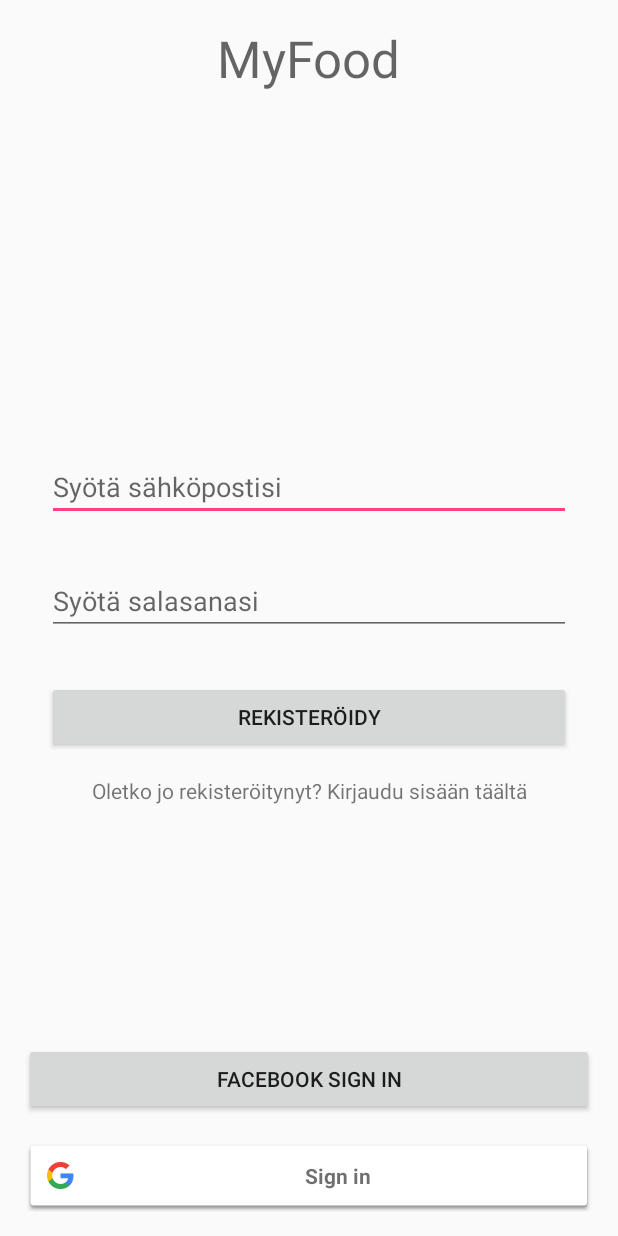
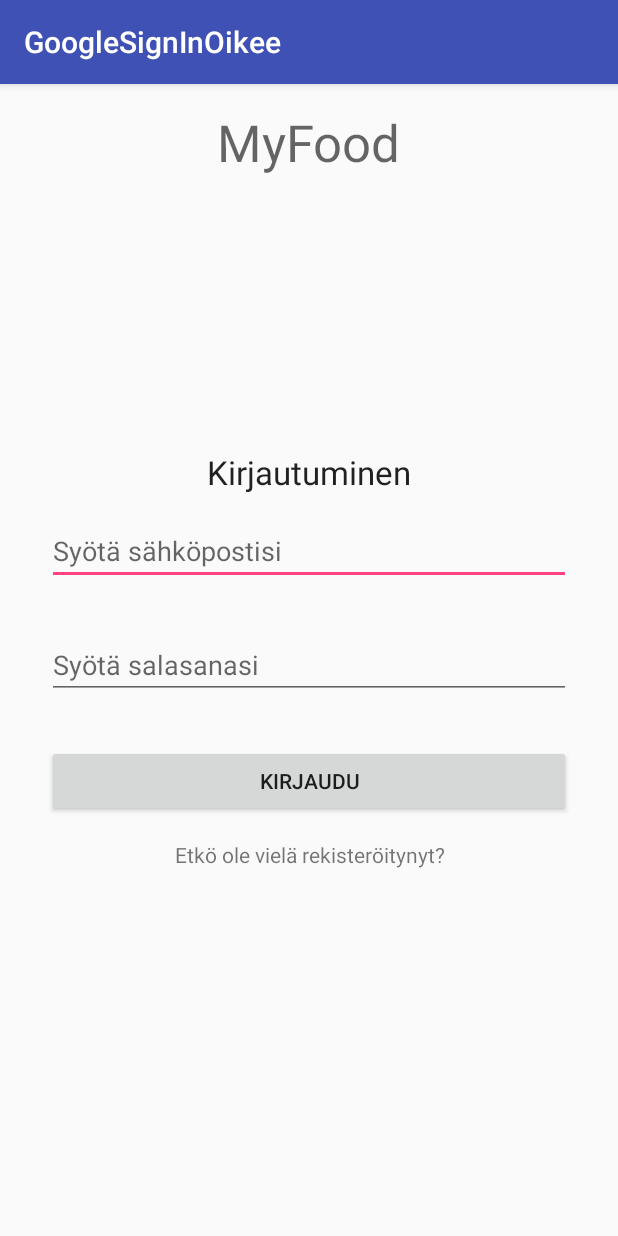
Before and after one commit to jomppe123/MyFood, an Android app: the screen it shows after launch (SignInActivity before the commit, FireBsSignIn after it), after a tap on "Oletko jo rekisteröitynyt? Kirjaudu sisä", on a phone screen of 412 x 824 dp. Run offline under Robolectric (Android 15) with nearby library versions, the phone set to English and light mode, and no system bars; our stand-ins replace Firebase (no records; nobody signed in at launch, a user with empty details on screens opened directly); 1 statement that could not run was skipped.

```diff
--- /dev/null
+++ b/app/src/main/java/com/example/jomppe/googlesigninoikee/FireBsSignIn.java
@@ -0,0 +1,122 @@
+package com.example.jomppe.googlesigninoikee;
+
+import android.app.ProgressDialog;
+import android.content.Intent;
+import android.support.annotation.NonNull;
+import android.support.v7.app.AppCompatActivity;
+import android.os.Bundle;
+import android.text.TextUtils;
+import android.view.View;
+import android.widget.Button;
+import android.widget.EditText;
+import android.widget.TextView;
+import android.widget.Toast;
+
+import com.google.android.gms.tasks.OnCompleteListener;
+import com.google.android.gms.tasks.Task;
+import com.google.firebase.auth.AuthResult;
+import com.google.firebase.auth.FirebaseAuth;
+
+
+public class FireBsSignIn extends AppCompatActivity{
+
+
+    private Button buttonSignin;
+    private EditText editTextEmail;
+    private EditText editTextPassword;
+    private TextView textViewSignup;
+
+
+    private ProgressDialog progressDialog;
+
+    private FirebaseAuth firebaseAuth;
+
+
+
+
+    @Override
+    protected void onCreate(Bundle savedInstanceState) {
+        super.onCreate(savedInstanceState);
+        setContentView(R.layout.activity_firebssignin);
+
+
+//        if (firebaseAuth.getCurrentUser() != null){
+//            //profile activity here
+//            finish();
+//            startActivity(new Intent(getApplicationContext(),ProfileActivity.class));
+//        }
+
+        firebaseAuth = FirebaseAuth.getInstance();
+
+        progressDialog = new ProgressDialog(this);
+
+        editTextEmail = (EditText)findViewById(R.id.editTextEmail);
+        editTextPassword = (EditText)findViewById(R.id.editTextPassword);
+
+        buttonSignin = (Button) findViewById(R.id.buttonRegister);
+        buttonSignin.setOnClickListener(new View.OnClickListener() {
+            @Override
+            public void onClick(View v) {
+                    userLogin();
+
+            }
+        });
+
+        textViewSignup = (TextView)findViewById(R.id.textViewSignup);
+        textViewSignup.setOnClickListener(new View.OnClickListener() {
+            @Override
+            public void onClick(View v) {
+                    //will open login activity here
+                    Intent intentin = new Intent(FireBsSignIn.this, FireBsSignUp.class);
+                    FireBsSignIn.this.startActivity(intentin);                }
+
+        });
+
+    }
+
+    private void userLogin(){
+        String email = editTextEmail.getText().toString().trim();
+        String password = editTextPassword.getText().toString().trim();
+
+        if (TextUtils.isEmpty(email)){
+            //Email is empty
+            Toast.makeText(this,"Syötä sähköpostiosoite",Toast.LENGTH_SHORT).show();
+            //Stopping the function execution further
+            return;
+        }
+        if (TextUtils.isEmpty(password)){
+            //Password is empty
+            Toast.makeText(this,"Syötä salasana",Toast.LENGTH_SHORT).show();
+            //Stopping the function execution further
+            return;
+        }
+        //if validations is ok
+        //We will first show a progressDialog
+
+        progressDialog.setMessage("Rekisteröidään käyttäjää...");
+        progressDialog.show();
+
+        firebaseAuth.signInWithEmailAndPassword(email,password)
+                .addOnCompleteListener(new OnCompleteListener<AuthResult>() {
+                    @Override
+                    public void onComplete(@NonNull Task<AuthResult> task) {
+                        progressDialog.dismiss();
+
+                        if (task.isSuccessful()){
+                            //start profile activity
+                            finish();
+                            startActivity(new Intent(getApplicationContext(),ProfileActivity.class));
+
+                        }
+                    }
+                });
+
+
+
+
+    }
+
+
+
+
+}
--- a/app/src/main/java/com/example/jomppe/googlesigninoikee/SignInActivity.java
+++ b/app/src/main/java/com/example/jomppe/googlesigninoikee/FireBsSignUp.java
@@ -3,16 +3,12 @@ package com.example.jomppe.googlesigninoikee;
 import android.app.ProgressDialog;
 import android.content.Intent;
 import android.support.annotation.NonNull;
-import android.support.v4.app.FragmentActivity;
 import android.support.v7.app.AppCompatActivity;
 import android.os.Bundle;
 import android.text.TextUtils;
-import android.util.Log;
 import android.view.View;
 import android.widget.Button;
 import android.widget.EditText;
-import android.widget.LinearLayout;
-import android.widget.ProgressBar;
 import android.widget.TextView;
 import android.widget.Toast;
 
@@ -23,16 +19,13 @@ import com.google.android.gms.auth.api.signin.GoogleSignInResult;
 import com.google.android.gms.common.ConnectionResult;
 import com.google.android.gms.common.SignInButton;
 import com.google.android.gms.common.api.GoogleApiClient;
-import com.google.android.gms.common.api.ResultCallback;
-import com.google.android.gms.common.api.Status;
 import com.google.android.gms.tasks.OnCompleteListener;
 import com.google.android.gms.tasks.Task;
 import com.google.firebase.auth.AuthResult;
-import com.google.firebase.auth.GetTokenResult;
 import com.google.firebase.auth.FirebaseAuth;
 
 
-public class SignInActivity extends AppCompatActivity implements GoogleApiClient.OnConnectionFailedListener{
+public class FireBsSignUp extends AppCompatActivity{
 
 
     private GoogleApiClient mGoogleApiClient;
@@ -54,20 +47,18 @@ public class SignInActivity extends AppCompatActivity implements GoogleApiClient
     @Override
     protected void onCreate(Bundle savedInstanceState) {
         super.onCreate(savedInstanceState);
-        setContentView(R.layout.activity_sign_in);
+        setContentView(R.layout.activity_firebssignup);
+
+
+//        if (firebaseAuth.getCurrentUser() != null){
+//            //profile activity here
+//            finish();
+//            startActivity(new Intent(getApplicationContext(),ProfileActivity.class));
+//        }
 
         firebaseAuth = FirebaseAuth.getInstance();
 
         progressDialog = new ProgressDialog(this);
-
-        googleSignIn = (SignInButton)findViewById(R.id.sign_in_button);
-        googleSignIn.setOnClickListener(new View.OnClickListener() {
-            @Override
-            public void onClick(View v) {
-                        signIn();
-            }
-        });
-
 
         editTextEmail = (EditText)findViewById(R.id.editTextEmail);
         editTextPassword = (EditText)findViewById(R.id.editTextPassword);
@@ -86,25 +77,12 @@ public class SignInActivity extends AppCompatActivity implements GoogleApiClient
         textViewSignin.setOnClickListener(new View.OnClickListener() {
             @Override
             public void onClick(View v) {
-                if (v == textViewSignin){
                     //will open login activity here
-                }
+                Intent intentin = new Intent(FireBsSignUp.this, FireBsSignIn.class);
+                FireBsSignUp.this.startActivity(intentin);
+
             }
         });
-
-
-        // Configure sign-in to request the user's ID, email address, and basic
-        // profile. ID and basic profile are included in DEFAULT_SIGN_IN.
-        GoogleSignInOptions signInOptions = new GoogleSignInOptions.Builder(GoogleSignInOptions.DEFAULT_SIGN_IN)
-                .requestEmail()
-                .build();
-
-        // Build a GoogleApiClient with access to the Google Sign-In API and the
-        // options specified by gso.
-        mGoogleApiClient = new GoogleApiClient.Builder(this)
-                .enableAutoManage(this,this)
-                .addApi(Auth.GOOGLE_SIGN_IN_API, signInOptions)
-                .build();
 
     }
 
@@ -138,66 +116,14 @@ public class SignInActivity extends AppCompatActivity implements GoogleApiClient
                             //user is succesfully registered and logged in
                             //we start the profile activity
                             //right now lets display a toast only
-                            Toast.makeText(SignInActivity.this, "Rekisteröinti onnistui", Toast.LENGTH_SHORT).show();
+                            finish();
+                            startActivity(new Intent(getApplicationContext(),ProfileActivity.class));
                         }else{
-                            Toast.makeText(SignInActivity.this, "Rekisteröinti epäonnistui... Yritä uudelleen!", Toast.LENGTH_SHORT).show();
+                            Toast.makeText(FireBsSignUp.this, "Rekisteröinti epäonnistui... Yritä uudelleen!", Toast.LENGTH_SHORT).show();
                         }
                     }
                 });
 
     }
-    @Override
-    public void onConnectionFailed(@NonNull ConnectionResult connectionResult) {
-
-    }
-
-
-    private void signIn() {
-        Intent signInIntent = Auth.GoogleSignInApi.getSignInIntent(mGoogleApiClient);
-        startActivityForResult(signInIntent, RC_SIGN_IN);
-    }
-
-    @Override
-    public void onActivityResult(int requestCode, int resultCode, Intent data) {
-        super.onActivityResult(requestCode, resultCode, data);
-
-        Intent intent3 = new Intent(SignInActivity.this, MyFood.class);
-        SignInActivity.this.startActivity(intent3);
-
-        // Result returned from launching the Intent from GoogleSignInApi.getSignInIntent(...);
-        if (requestCode == RC_SIGN_IN) {
-            GoogleSignInResult result = Auth.GoogleSignInApi.getSignInResultFromIntent(data);
-            handleSignInResult(result);
-            Intent intent2 = new Intent(SignInActivity.this, MyFood.class);
-            SignInActivity.this.startActivity(intent2);
-        }
-    }
-
-    private void handleSignInResult(GoogleSignInResult result) {
-        if (result.isSuccess()) {
-            // Signed in successfully, show authenticated UI.
-            GoogleSignInAccount acct = result.getSignInAccount();
-            updateUI(true);
-
-        } else {
-            // Signed out, show unauthenticated UI.
-            updateUI(false);
-        }
-    }
-
-    private void updateUI(boolean isLogin)
-    {
-        if (isLogin)
-        {
-        }
-        else
-        {
-        }
-
-    }
-
-
-
-
 
 }
--- /dev/null
+++ b/app/src/main/res/layout/activity_firebssignin.xml
@@ -0,0 +1,74 @@
+<?xml version="1.0" encoding="utf-8"?>
+<RelativeLayout xmlns:android="http://schemas.android.com/apk/res/android"
+    xmlns:tools="http://schemas.android.com/tools"
+    tools:context="com.example.jomppe.googlesigninoikee.MyFood"
+    android:id="@+id/activity_main"
+    android:layout_width="match_parent"
+    android:layout_height="match_parent"
+    android:paddingBottom="@dimen/activity_vertical_margin"
+    android:paddingLeft="@dimen/activity_horizontal_margin"
+    android:paddingRight="@dimen/activity_horizontal_margin"
+    android:paddingTop="@dimen/activity_vertical_margin" >
+
+    <TextView
+        android:id="@+id/MainText"
+        android:layout_width="wrap_content"
+        android:layout_height="wrap_content"
+        android:text="MyFood"
+        android:textAppearance="@style/TextAppearance.AppCompat.Display1"
+        android:layout_alignParentTop="true"
+        android:layout_centerHorizontal="true" />
+
+
+    <LinearLayout
+        android:layout_centerHorizontal="true"
+        android:layout_centerVertical="true"
+        android:orientation="vertical"
+        android:layout_width="match_parent"
+        android:layout_height="wrap_content"
+        android:id="@+id/linearLayout">
+
+        <TextView
+            android:id="@+id/textView"
+            android:layout_width="wrap_content"
+            android:layout_height="wrap_content"
+            android:textAppearance="?android:textAppearanceLarge"
+            android:text="Kirjautuminen"
+            android:layout_gravity="center"/>
+
+        <EditText
+            android:layout_margin="15dp"
+            android:id="@+id/editTextEmail"
+            android:layout_width="match_parent"
+            android:layout_height="wrap_content"
+            android:layout_centerHorizontal="true"
+            android:hint="Syötä sähköpostisi"
+            android:inputType="textEmailAddress" />
+
+        <EditText
+            android:layout_margin="15dp"
+            android:inputType="textPassword"
+            android:hint="Syötä salasanasi"
+            android:id="@+id/editTextPassword"
+            android:layout_width="match_parent"
+            android:layout_height="wrap_content" />
+
+        <Button
+            android:layout_margin="15dp"
+            android:id="@+id/buttonSignin"
+            android:text="Kirjaudu"
+            android:layout_width="match_parent"
+            android:layout_height="wrap_content" />
+
+        <TextView
+            android:textAlignment="center"
+            android:text="Etkö ole vielä rekisteröitynyt?"
+            android:id="@+id/textViewSignup"
+            android:layout_width="match_parent"
+            android:layout_height="wrap_content" />
+
+    </LinearLayout>
+
+
+
+</RelativeLayout>
--- a/app/src/main/res/layout/activity_sign_in.xml
+++ b/app/src/main/res/layout/activity_firebssignup.xml
@@ -10,14 +10,6 @@
     android:paddingRight="@dimen/activity_horizontal_margin"
     android:paddingTop="@dimen/activity_vertical_margin" >
 
-    <com.google.android.gms.common.SignInButton
-        android:id="@+id/sign_in_button"
-        android:layout_width="match_parent"
-        android:layout_height="wrap_content"
-        android:layout_alignParentBottom="true"
-        android:layout_alignParentLeft="true"
-        android:layout_alignParentStart="true" />
-
     <TextView
         android:id="@+id/MainText"
         android:layout_width="wrap_content"
@@ -27,18 +19,6 @@
         android:layout_alignParentTop="true"
         android:layout_centerHorizontal="true" />
 
-    <Button
-        android:id="@+id/FacebookMokcup"
-        android:layout_width="wrap_content"
-        android:layout_height="wrap_content"
-        android:layout_above="@+id/sign_in_button"
-        android:layout_alignParentLeft="true"
-        android:layout_alignParentStart="true"
-        android:layout_marginBottom="16dp"
-        android:text="Facebook Sign In"
-        android:layout_alignParentRight="true"
-        android:layout_alignParentEnd="true" />
-
     <LinearLayout
         android:layout_centerHorizontal="true"
         android:layout_centerVertical="true"
@@ -46,6 +26,14 @@
         android:layout_width="match_parent"
         android:layout_height="wrap_content"
         android:id="@+id/linearLayout">
+
+        <TextView
+            android:id="@+id/textView"
+            android:layout_width="wrap_content"
+            android:layout_height="wrap_content"
+            android:textAppearance="?android:textAppearanceLarge"
+            android:text="Rekisteröityminen"
+            android:layout_gravity="center"/>
 
         <EditText
             android:layout_margin="15dp"
--- a/app/src/main/res/menu/menu_sign_in.xml
+++ b/app/src/main/res/menu/menu_sign_in.xml
@@ -2,7 +2,7 @@
     xmlns:app="http://schemas.android.com/apk/res-auto"
     xmlns:tools="http://schemas.android.com/tools"
 
-    tools:context="com.example.jomppe.googlesigninoikee.SignInActivity">
+    tools:context="com.example.jomppe.googlesigninoikee.FireBsSignUp">
 
 
         <item
```
Also changed, not shown: app/src/main/AndroidManifest.xml (+5 -2 lines), app/src/main/java/com/example/jomppe/googlesigninoikee/GoogleFBLogIn.java (added, +136 -0 lines), app/src/main/java/com/example/jomppe/googlesigninoikee/ProfileActivity.java (added, +49 -0 lines), app/src/main/res/layout/activity_googlefblogin.xml (added, +80 -0 lines), app/src/main/res/layout/activity_profile.xml (added, +34 -0 lines), app/build.gradle (line endings or trailing spaces).
